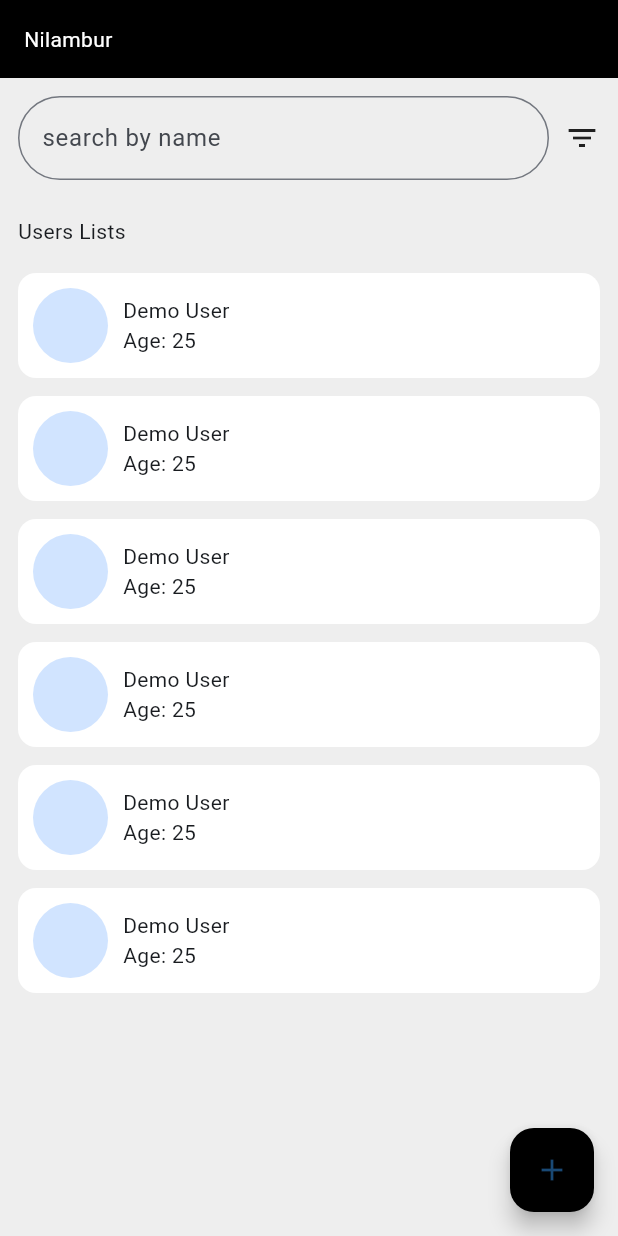
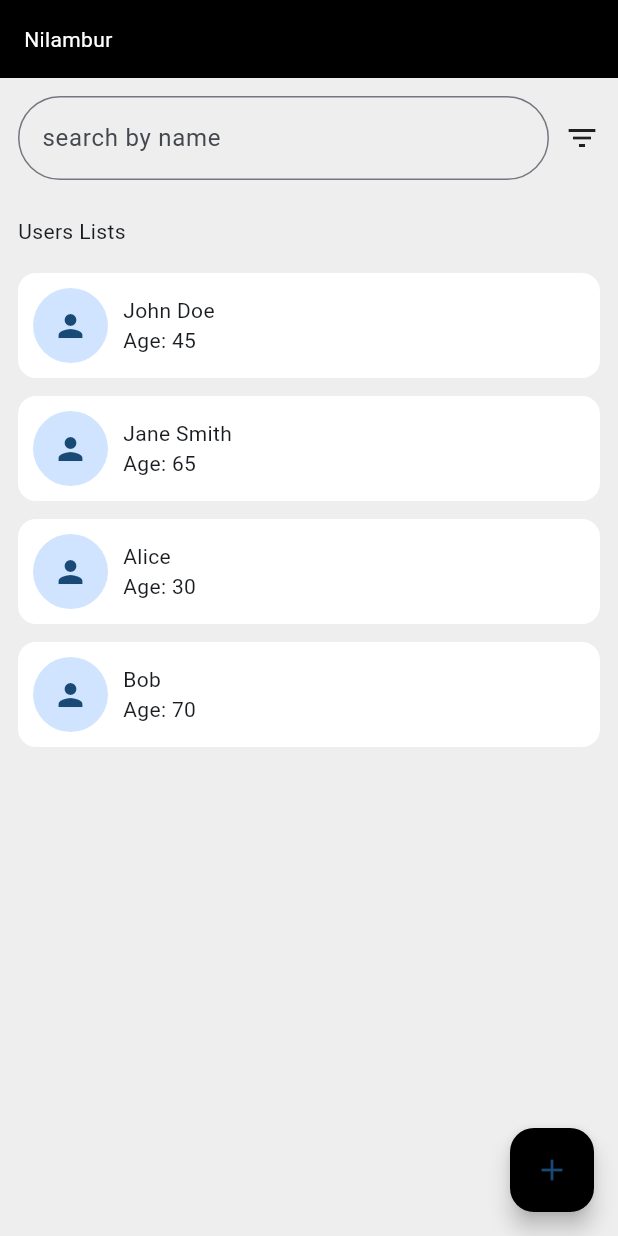
Before and after one commit to JamsheedOzzr/totalx_task, a Flutter app: the HomeScreen screen opened directly, on a phone screen of 412 x 824 dp. Run offline on Flutter 3.47's test engine with Material 3 defaults, Android fonts, the phone set to English and light mode, and no system bars.

Commit message:
Added User model and Provider setup with controller

```diff
--- a/lib/views/home/home_screen.dart
+++ b/lib/views/home/home_screen.dart
@@ -1,9 +1,24 @@
 import 'package:flutter/material.dart';
+import 'package:provider/provider.dart';
 import 'add_user_screen.dart';
 import '../widgets/user_card.dart';
+import '../../controllers/user_controller.dart';
 
-class HomeScreen extends StatelessWidget {
+class HomeScreen extends StatefulWidget {
   const HomeScreen({super.key});
+
+  @override
+  State<HomeScreen> createState() => _HomeScreenState();
+}
+
+class _HomeScreenState extends State<HomeScreen> {
+  @override
+  void initState() {
+    super.initState();
+    WidgetsBinding.instance.addPostFrameCallback((_) {
+      context.read<UserController>().fetchUsers();
+    });
+  }
 
   @override
   Widget build(BuildContext context) {
@@ -38,6 +53,9 @@ class HomeScreen extends StatelessWidget {
                 children: [
                   Expanded(
                     child: TextField(
+                      onChanged: (val) {
+                        context.read<UserController>().setSearchQuery(val);
+                      },
                       decoration: InputDecoration(
                         hintText: "search by name",
                         border: OutlineInputBorder(
@@ -61,9 +79,21 @@ class HomeScreen extends StatelessWidget {
             ),
 
             Expanded(
-              child: ListView.builder(
-                itemCount: 6,
-                itemBuilder: (_, index) => const UserCard(),
+              child: Consumer<UserController>(
+                builder: (context, controller, child) {
+                  if (controller.isLoading && controller.users.isEmpty) {
+                    return const Center(child: CircularProgressIndicator());
+                  }
+                  if (controller.users.isEmpty) {
+                    return const Center(child: Text("No users found"));
+                  }
+                  return ListView.builder(
+                    itemCount: controller.users.length,
+                    itemBuilder: (_, index) {
+                      return UserCard(user: controller.users[index]);
+                    },
+                  );
+                },
               ),
             )
           ],
--- a/lib/views/widgets/user_card.dart
+++ b/lib/views/widgets/user_card.dart
@@ -1,7 +1,10 @@
 import 'package:flutter/material.dart';
+import '../../models/user_model.dart';
 
 class UserCard extends StatelessWidget {
-  const UserCard({super.key});
+  final UserModel user;
+
+  const UserCard({super.key, required this.user});
 
   @override
   Widget build(BuildContext context) {
@@ -14,15 +17,19 @@ class UserCard extends StatelessWidget {
       ),
       child: Row(
         children: [
-          const CircleAvatar(radius: 25),
+          CircleAvatar(
+            radius: 25,
+            backgroundImage: user.imageUrl.isNotEmpty ? NetworkImage(user.imageUrl) : null,
+            child: user.imageUrl.isEmpty ? const Icon(Icons.person) : null,
+          ),
 
           const SizedBox(width: 10),
 
           Column(
             crossAxisAlignment: CrossAxisAlignment.start,
-            children: const [
-              Text("Demo User"),
-              Text("Age: 25"),
+            children: [
+              Text(user.name),
+              Text("Age: ${user.age}"),
             ],
           )
         ],
```
